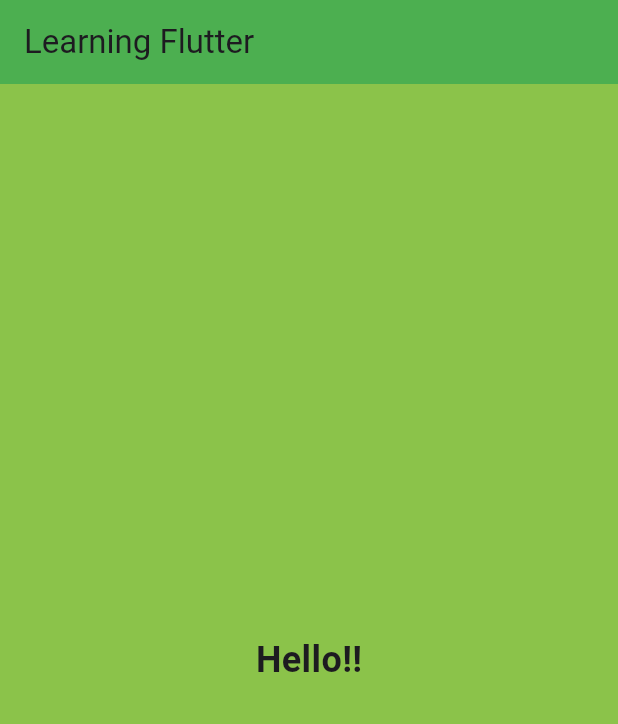
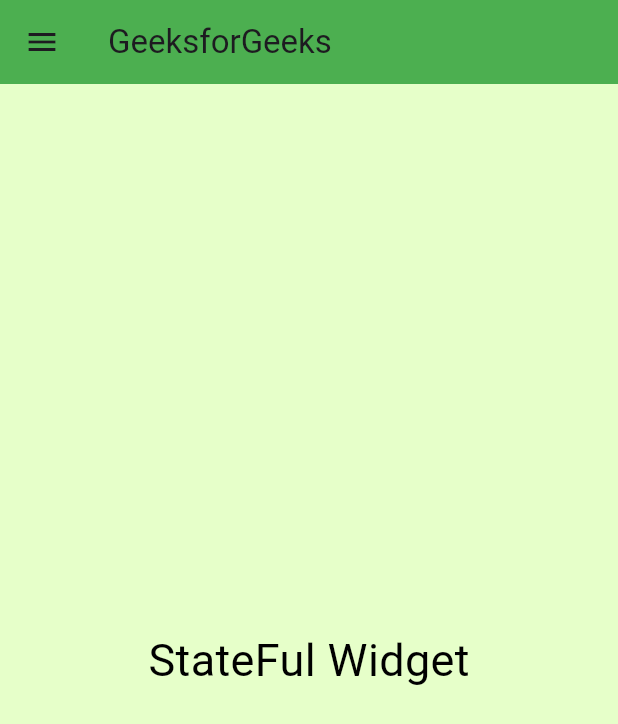
Before and after one commit to leminhduc1202/learning_flutter_vsc, a Flutter app: the screen it shows after launch, on a phone screen of 412 x 824 dp. Shown: the top 724 px of the screen. Run offline on Flutter 3.47's test engine with Material 3 defaults, Android fonts, the phone set to English and light mode, and no system bars.

Commit message:
Flutter – Stateful vs Stateless Widgets

```diff
--- a/lib/main.dart
+++ b/lib/main.dart
@@ -1,7 +1,8 @@
 import 'package:flutter/material.dart';
 
 void main() {
-  runApp(const MyApp());
+  // runApp(const MyApp());
+  runApp(const MyAppNew());
 }
 
 class MyApp extends StatelessWidget {
@@ -26,18 +27,60 @@ class MyHomePage extends StatelessWidget {
 
   @override
   Widget build(BuildContext context) {
-    return Scaffold(
-      backgroundColor: Colors.lightGreen,
+    return MaterialApp(
+      debugShowCheckedModeBanner: false,
+      home: Scaffold(
+        backgroundColor: const Color.fromARGB(255, 230, 255, 201),
         appBar: AppBar(
+          leading: const Icon(Icons.menu),
           backgroundColor: Colors.green,
-        title: const Text("Learning Flutter"),
+          title: const Text(
+            "GeeksforGeeks",
+            textAlign: TextAlign.start,
           ),
+        ), // AppBar
         body: const Center(
           child: Text(
-          "Hello!!",
-          style: TextStyle(fontSize: 24, fontWeight: FontWeight.bold),
+            "Stateless Widget",
+            style: TextStyle(color: Colors.black, fontSize: 30),
           ),
-      ),
+        ), // Container
+      ), // Scaffold
     );
   }
 }
+
+// StatefulWidget
+class MyAppNew extends StatefulWidget {
+  const MyAppNew({Key? key}) : super(key: key);
+
+  @override
+  // ignore: library_private_types_in_public_api
+  _MyAppState createState() => _MyAppState();
+}
+
+class _MyAppState extends State<MyAppNew> {
+  @override
+  Widget build(BuildContext context) {
+    return MaterialApp(
+      debugShowCheckedModeBanner: false,
+      home: Scaffold(
+        backgroundColor: Color.fromARGB(255, 230, 255, 201),
+        appBar: AppBar(
+          leading: const Icon(Icons.menu),
+          backgroundColor: Colors.green,
+          title: const Text(
+            "GeeksforGeeks",
+            textAlign: TextAlign.start,
+          ),
+        ), // AppBar
+        body: const Center(
+          child: Text(
+            "StateFul Widget",
+            style: TextStyle(color: Colors.black, fontSize: 30),
+          ),
+        ), // Container
+      ), // Scaffold
+    ); // MaterialApp
+  }
+}
```
Lines whose indentation alone changed are shown as unchanged.
